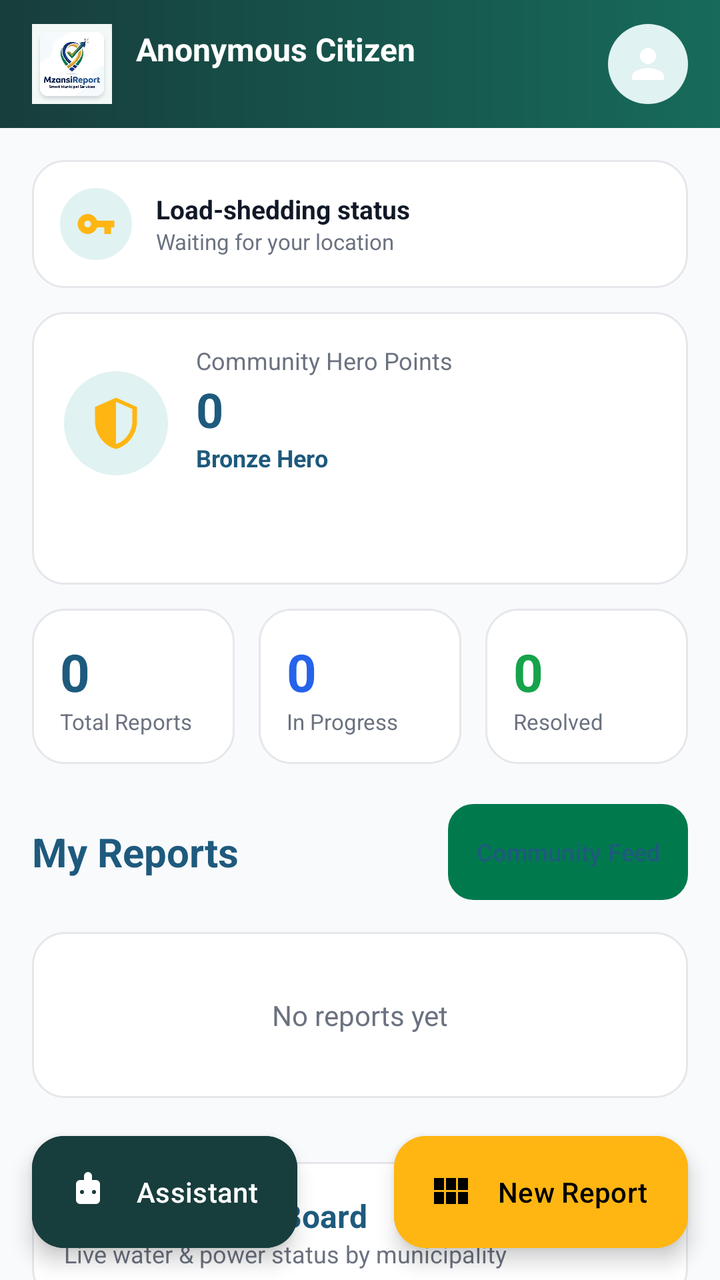
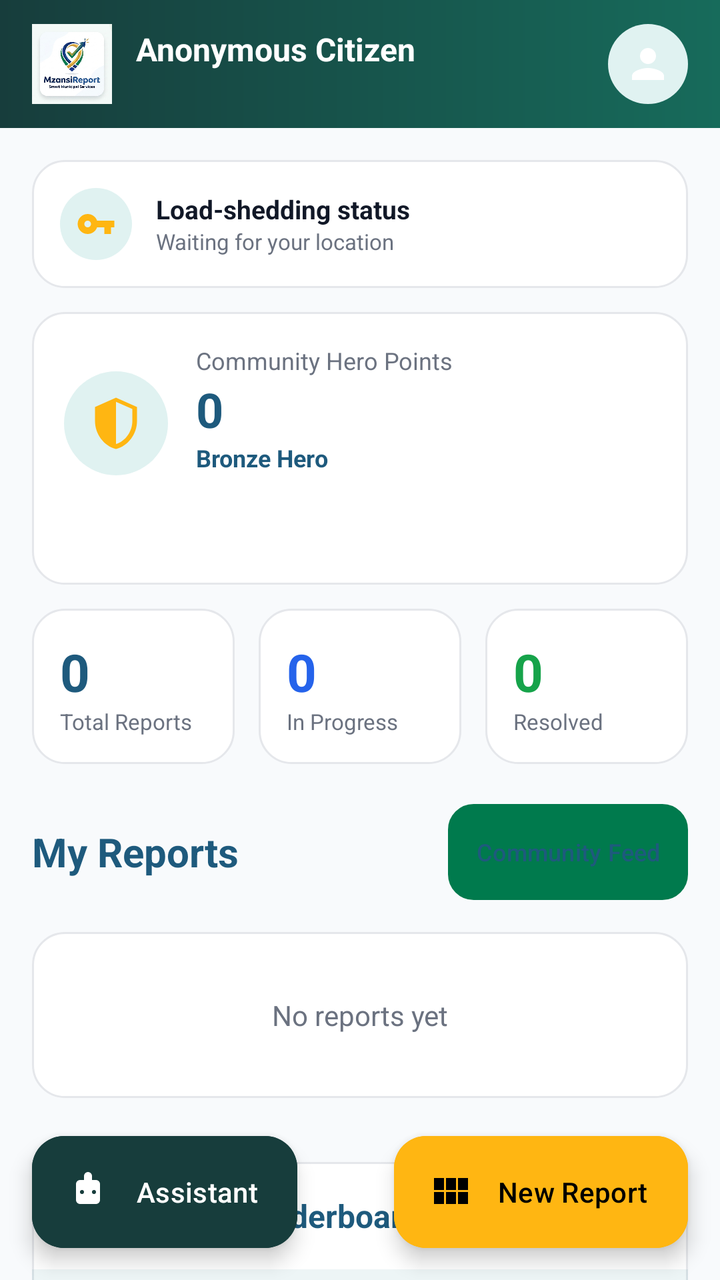

Before-and-after screenshots of an Android layout around one commit, followed by the original layout XML and the change that was made.
<!-- AndroidManifest.xml: application theme Theme.MzansiConnect -->
<!-- res/layout/fragment_dashboard.xml -->
<?xml version="1.0" encoding="utf-8"?>
<androidx.coordinatorlayout.widget.CoordinatorLayout xmlns:android="http://schemas.android.com/apk/res/android"
    xmlns:app="http://schemas.android.com/apk/res-auto"
    android:layout_width="match_parent"
    android:layout_height="match_parent"
    android:background="@color/web_bg">

    <androidx.core.widget.NestedScrollView
        android:layout_width="match_parent"
        android:layout_height="match_parent">

        <LinearLayout
            android:layout_width="match_parent"
            android:layout_height="wrap_content"
            android:orientation="vertical">

            
            <LinearLayout
                android:layout_width="match_parent"
                android:layout_height="wrap_content"
                android:background="@drawable/web_nav_gradient"
                android:gravity="center_vertical"
                android:orientation="horizontal"
                android:paddingHorizontal="16dp"
                android:paddingVertical="12dp">

                <ImageView
                    android:layout_width="40dp"
                    android:layout_height="40dp"
                    android:background="@drawable/circle_bg"
                    android:scaleType="centerCrop"
                    android:src="@drawable/logoo" />

                <LinearLayout
                    android:layout_width="0dp"
                    android:layout_height="wrap_content"
                    android:layout_marginStart="12dp"
                    android:layout_weight="1"
                    android:orientation="vertical">

                    <TextView
                        android:id="@+id/dash_user_name"
                        android:layout_width="wrap_content"
                        android:layout_height="wrap_content"
                        android:text="Anonymous Citizen"
                        android:textColor="@color/white"
                        android:textSize="16sp"
                        android:textStyle="bold" />

                    <TextView
                        android:id="@+id/dash_user_email"
                        android:layout_width="wrap_content"
                        android:layout_height="wrap_content"
                        android:text=""
                        android:textColor="#CCFFFFFF"
                        android:textSize="11sp" />
                </LinearLayout>

                <ImageButton
                    android:id="@+id/btn_dashboard_logout"
                    android:layout_width="40dp"
                    android:layout_height="40dp"
                    android:background="@drawable/circle_bg"
                    android:contentDescription="@string/wc_logout"
                    android:src="@drawable/ic_profile"
                    app:tint="@color/white" />
            </LinearLayout>

            <LinearLayout
                android:layout_width="match_parent"
                android:layout_height="wrap_content"
                android:orientation="vertical"
                android:padding="16dp">

                
                <LinearLayout
                    android:id="@+id/banner_load_shedding"
                    android:layout_width="match_parent"
                    android:layout_height="wrap_content"
                    android:background="@drawable/web_card"
                    android:gravity="center_vertical"
                    android:orientation="horizontal"
                    android:padding="14dp">

                    <ImageView
                        android:layout_width="36dp"
                        android:layout_height="36dp"
                        android:background="@drawable/circle_bg"
                        android:padding="8dp"
                        android:src="@drawable/ic_key_white"
                        app:tint="@color/web_gold" />

                    <LinearLayout
                        android:layout_width="0dp"
                        android:layout_height="wrap_content"
                        android:layout_marginStart="12dp"
                        android:layout_weight="1"
                        android:orientation="vertical">

                        <TextView
                            android:layout_width="wrap_content"
                            android:layout_height="wrap_content"
                            android:text="@string/wc_load_shedding_status"
                            android:textColor="@color/web_text"
                            android:textSize="13sp"
                            android:textStyle="bold" />

                        <TextView
                            android:id="@+id/banner_load_shedding_detail"
                            android:layout_width="wrap_content"
                            android:layout_height="wrap_content"
                            android:text="@string/wc_load_shedding_waiting"
                            android:textColor="@color/web_text_muted"
                            android:textSize="11sp" />
                    </LinearLayout>
                </LinearLayout>

                
                <LinearLayout
                    android:id="@+id/card_hero_badge"
                    android:layout_width="match_parent"
                    android:layout_height="wrap_content"
                    android:layout_marginTop="12dp"
                    android:background="@drawable/web_card"
                    android:orientation="vertical"
                    android:padding="16dp">

                    <LinearLayout
                        android:layout_width="match_parent"
                        android:layout_height="wrap_content"
                        android:gravity="center_vertical"
                        android:orientation="horizontal">

                        <ImageView
                            android:layout_width="52dp"
                            android:layout_height="52dp"
                            android:background="@drawable/circle_bg"
                            android:padding="12dp"
                            android:src="@drawable/ic_shield_logo"
                            app:tint="@color/web_gold" />

                        <LinearLayout
                            android:layout_width="0dp"
                            android:layout_height="wrap_content"
                            android:layout_marginStart="14dp"
                            android:layout_weight="1"
                            android:orientation="vertical">

                            <TextView
                                android:layout_width="wrap_content"
                                android:layout_height="wrap_content"
                                android:text="@string/wc_hero_points"
                                android:textColor="@color/web_text_muted"
                                android:textSize="12sp" />

                            <TextView
                                android:id="@+id/hero_points"
                                android:layout_width="wrap_content"
                                android:layout_height="wrap_content"
                                android:text="0"
                                android:textColor="@color/web_primary"
                                android:textSize="24sp"
                                android:textStyle="bold" />

                            <TextView
                                android:id="@+id/hero_level"
                                android:layout_width="wrap_content"
                                android:layout_height="wrap_content"
                                android:text="@string/wc_hero_level_bronze"
                                android:textColor="@color/web_primary"
                                android:textSize="12sp"
                                android:textStyle="bold" />

                            <TextView
                                android:id="@+id/hero_next"
                                android:layout_width="wrap_content"
                                android:layout_height="wrap_content"
                                android:text=""
                                android:textColor="@color/web_text_muted"
                                android:textSize="11sp" />
                        </LinearLayout>
                    </LinearLayout>

                    <TextView
                        android:id="@+id/hero_stats"
                        android:layout_width="wrap_content"
                        android:layout_height="wrap_content"
                        android:layout_marginTop="10dp"
                        android:text=""
                        android:textColor="@color/web_text_muted"
                        android:textSize="11sp" />
                </LinearLayout>

                
                <LinearLayout
                    android:layout_width="match_parent"
                    android:layout_height="wrap_content"
                    android:layout_marginTop="12dp"
                    android:orientation="horizontal">

                    <LinearLayout
                        android:layout_width="0dp"
                        android:layout_height="wrap_content"
                        android:layout_marginEnd="6dp"
                        android:layout_weight="1"
                        android:background="@drawable/web_card"
                        android:orientation="vertical"
                        android:padding="14dp">

                        <TextView
                            android:id="@+id/stat_total"
                            android:layout_width="wrap_content"
                            android:layout_height="wrap_content"
                            android:text="0"
                            android:textColor="@color/web_primary"
                            android:textSize="26sp"
                            android:textStyle="bold" />

                        <TextView
                            android:layout_width="wrap_content"
                            android:layout_height="wrap_content"
                            android:text="@string/wc_total_reports"
                            android:textColor="@color/web_text_muted"
                            android:textSize="11sp" />
                    </LinearLayout>

                    <LinearLayout
                        android:layout_width="0dp"
                        android:layout_height="wrap_content"
                        android:layout_marginHorizontal="6dp"
                        android:layout_weight="1"
                        android:background="@drawable/web_card"
                        android:orientation="vertical"
                        android:padding="14dp">

                        <TextView
                            android:id="@+id/stat_pending"
                            android:layout_width="wrap_content"
                            android:layout_height="wrap_content"
                            android:text="0"
                            android:textColor="@color/status_progress"
                            android:textSize="26sp"
                            android:textStyle="bold" />

                        <TextView
                            android:layout_width="wrap_content"
                            android:layout_height="wrap_content"
                            android:text="@string/wc_in_progress"
                            android:textColor="@color/web_text_muted"
                            android:textSize="11sp" />
                    </LinearLayout>

                    <LinearLayout
                        android:layout_width="0dp"
                        android:layout_height="wrap_content"
                        android:layout_marginStart="6dp"
                        android:layout_weight="1"
                        android:background="@drawable/web_card"
                        android:orientation="vertical"
                        android:padding="14dp">

                        <TextView
                            android:id="@+id/stat_resolved"
                            android:layout_width="wrap_content"
                            android:layout_height="wrap_content"
                            android:text="0"
                            android:textColor="@color/status_resolved"
                            android:textSize="26sp"
                            android:textStyle="bold" />

                        <TextView
                            android:layout_width="wrap_content"
                            android:layout_height="wrap_content"
                            android:text="@string/wc_resolved"
                            android:textColor="@color/web_text_muted"
                            android:textSize="11sp" />
                    </LinearLayout>
                </LinearLayout>

                
                <LinearLayout
                    android:layout_width="match_parent"
                    android:layout_height="wrap_content"
                    android:layout_marginTop="20dp"
                    android:gravity="center_vertical"
                    android:orientation="horizontal">

                    <TextView
                        android:layout_width="0dp"
                        android:layout_height="wrap_content"
                        android:layout_weight="1"
                        android:text="@string/wc_my_reports"
                        android:textColor="@color/web_primary"
                        android:textSize="20sp"
                        android:textStyle="bold" />

                    <Button
                        android:id="@+id/btn_community_feed"
                        android:layout_width="wrap_content"
                        android:layout_height="wrap_content"
                        android:background="@drawable/web_outline_button"
                        android:minWidth="0dp"
                        android:paddingHorizontal="14dp"
                        android:text="@string/wc_community_feed"
                        android:textAllCaps="false"
                        android:textColor="@color/web_primary"
                        android:textSize="12sp" />
                </LinearLayout>

                <TextView
                    android:id="@+id/reports_empty"
                    android:layout_width="match_parent"
                    android:layout_height="wrap_content"
                    android:layout_marginTop="16dp"
                    android:background="@drawable/web_card"
                    android:gravity="center"
                    android:padding="32dp"
                    android:text="@string/wc_no_reports"
                    android:textColor="@color/web_text_muted"
                    android:textSize="14sp" />

                <androidx.recyclerview.widget.RecyclerView
                    android:id="@+id/recycler_reports"
                    android:layout_width="match_parent"
                    android:layout_height="wrap_content"
                    android:layout_marginTop="12dp"
                    app:layoutManager="androidx.recyclerview.widget.LinearLayoutManager" />

                
                <include
                    android:id="@+id/section_service_status"
                    layout="@layout/view_service_status_board"
                    android:layout_width="match_parent"
                    android:layout_height="wrap_content"
                    android:layout_marginTop="20dp" />

                <include
                    android:id="@+id/section_leaderboard"
                    layout="@layout/view_leaderboard"
                    android:layout_width="match_parent"
                    android:layout_height="wrap_content"
                    android:layout_marginTop="20dp" />

            </LinearLayout>
        </LinearLayout>
    </androidx.core.widget.NestedScrollView>

    <com.google.android.material.floatingactionbutton.ExtendedFloatingActionButton
        android:id="@+id/fab_assistant"
        android:layout_width="wrap_content"
        android:layout_height="wrap_content"
        android:layout_gravity="bottom|start"
        android:layout_margin="16dp"
        android:backgroundTint="#173d3c"
        android:text="@string/assistant_open"
        android:textAllCaps="false"
        android:textColor="@color/white"
        app:icon="@drawable/ic_bot"
        app:iconTint="@color/white" />

    <com.google.android.material.floatingactionbutton.ExtendedFloatingActionButton
        android:id="@+id/fab_new_report"
        android:layout_width="wrap_content"
        android:layout_height="wrap_content"
        android:layout_gravity="bottom|end"
        android:layout_margin="16dp"
        android:backgroundTint="@color/web_gold"
        android:text="@string/wc_new_report"
        android:textAllCaps="false"
        android:textColor="@color/black"
        app:icon="@drawable/ic_services"
        app:iconTint="@color/black" />

</androidx.coordinatorlayout.widget.CoordinatorLayout>
<!-- res/layout/view_service_status_board.xml (included above) -->
<?xml version="1.0" encoding="utf-8"?>
<LinearLayout xmlns:android="http://schemas.android.com/apk/res/android"
    android:layout_width="match_parent"
    android:layout_height="wrap_content"
    android:background="@drawable/web_card"
    android:orientation="vertical">

    <LinearLayout
        android:layout_width="match_parent"
        android:layout_height="wrap_content"
        android:orientation="vertical"
        android:padding="16dp">

        <TextView
            android:layout_width="wrap_content"
            android:layout_height="wrap_content"
            android:text="@string/wc_service_status_board"
            android:textColor="@color/web_primary"
            android:textSize="16sp"
            android:textStyle="bold" />

        <TextView
            android:layout_width="wrap_content"
            android:layout_height="wrap_content"
            android:text="@string/wc_service_status_subtitle"
            android:textColor="@color/web_text_muted"
            android:textSize="12sp" />
    </LinearLayout>

    <LinearLayout
        android:id="@+id/service_status_container"
        android:layout_width="match_parent"
        android:layout_height="wrap_content"
        android:orientation="vertical" />
</LinearLayout>
<!-- res/layout/view_leaderboard.xml (included above) -->
<?xml version="1.0" encoding="utf-8"?>
<LinearLayout xmlns:android="http://schemas.android.com/apk/res/android"
    android:layout_width="match_parent"
    android:layout_height="wrap_content"
    android:background="@drawable/web_card"
    android:orientation="vertical">

    <TextView
        android:layout_width="wrap_content"
        android:layout_height="wrap_content"
        android:padding="16dp"
        android:text="@string/wc_leaderboard_title"
        android:textColor="@color/web_primary"
        android:textSize="16sp"
        android:textStyle="bold" />

    <LinearLayout
        android:id="@+id/leaderboard_container"
        android:layout_width="match_parent"
        android:layout_height="wrap_content"
        android:orientation="vertical" />

    <TextView
        android:id="@+id/leaderboard_empty"
        android:layout_width="match_parent"
        android:layout_height="wrap_content"
        android:padding="16dp"
        android:text="@string/wc_leaderboard_empty"
        android:textColor="@color/web_text_muted"
        android:textSize="12sp"
        android:visibility="gone" />

    <LinearLayout
        android:layout_width="match_parent"
        android:layout_height="wrap_content"
        android:background="@drawable/web_leaderboard_you_bg"
        android:gravity="center_vertical"
        android:orientation="horizontal"
        android:padding="16dp">

        <TextView
            android:id="@+id/leader_you_badge"
            android:layout_width="wrap_content"
            android:layout_height="wrap_content"
            android:background="@drawable/circle_bg"
            android:paddingHorizontal="10dp"
            android:paddingVertical="10dp"
            android:text="You"
            android:textColor="@color/black"
            android:textSize="12sp"
            android:textStyle="bold" />

        <LinearLayout
            android:layout_width="0dp"
            android:layout_height="wrap_content"
            android:layout_marginStart="12dp"
            android:layout_weight="1"
            android:orientation="vertical">

            <TextView
                android:layout_width="wrap_content"
                android:layout_height="wrap_content"
                android:text="@string/wc_you_current"
                android:textColor="@color/web_text"
                android:textSize="13sp"
                android:textStyle="bold" />

            <TextView
                android:id="@+id/leader_you_stats"
                android:layout_width="wrap_content"
                android:layout_height="wrap_content"
                android:textColor="@color/web_text_muted"
                android:textSize="11sp" />
        </LinearLayout>

        <TextView
            android:id="@+id/leader_you_points"
            android:layout_width="wrap_content"
            android:layout_height="wrap_content"
            android:textColor="@color/web_primary"
            android:textSize="16sp"
            android:textStyle="bold" />
    </LinearLayout>
</LinearLayout>
<!-- resources referenced by this layout -->
<resources>
  <color name="black">#FF000000</color>
  <color name="status_progress">#2563EB</color>
  <color name="status_resolved">#16A34A</color>
  <color name="web_bg">#F8FAFC</color>
  <color name="web_gold">#FFB612</color>
  <color name="web_primary">#1E5A7D</color>
  <color name="web_text">#111827</color>
  <color name="web_text_muted">#6B7280</color>
  <color name="white">#FFFFFFFF</color>
  <!-- drawable circle_bg (drawable) -->
  <?xml version="1.0" encoding="utf-8"?>
  <shape xmlns:android="http://schemas.android.com/apk/res/android"
      android:shape="oval">
      <solid android:color="#E0F2F1" />
  </shape>
  <!-- drawable ic_services (drawable) -->
  <vector xmlns:android="http://schemas.android.com/apk/res/android"
      android:width="24dp"
      android:height="24dp"
      android:viewportWidth="24"
      android:viewportHeight="24">
      <path
          android:fillColor="#FF000000"
          android:pathData="M4,11h5V5H4v6zm0,7h5v-6H4v6zm6,0h5v-6h-5v6zm6,0h5v-6h-5v6zm-6-7h5V5h-5v6zm6-6v6h5V5h-5z" />
  </vector>
  <!-- drawable web_card (drawable) -->
  <?xml version="1.0" encoding="utf-8"?>
  <shape xmlns:android="http://schemas.android.com/apk/res/android"
      android:shape="rectangle">
      <solid android:color="@color/web_card" />
      <corners android:radius="16dp" />
      <stroke android:width="1dp" android:color="@color/web_border" />
  </shape>
  <!-- drawable web_leaderboard_you_bg (drawable) -->
  <?xml version="1.0" encoding="utf-8"?>
  <shape xmlns:android="http://schemas.android.com/apk/res/android"
      android:shape="rectangle">
      <solid android:color="#141E7A8F" />
  </shape>
  <!-- drawable web_nav_gradient (drawable) -->
  <?xml version="1.0" encoding="utf-8"?>
  <shape xmlns:android="http://schemas.android.com/apk/res/android"
      android:shape="rectangle">
      <gradient
          android:angle="0"
          android:startColor="@color/web_nav_start"
          android:endColor="@color/web_nav_end"
          android:type="linear" />
  </shape>
  <!-- drawable web_outline_button (drawable) -->
  <?xml version="1.0" encoding="utf-8"?>
  <shape xmlns:android="http://schemas.android.com/apk/res/android"
      android:shape="rectangle">
      <solid android:color="@color/web_card" />
      <corners android:radius="12dp" />
      <stroke android:width="1.5dp" android:color="@color/web_primary" />
  </shape>
  <string name="assistant_open">Assistant</string>
  <string name="wc_community_feed">Community Feed</string>
  <string name="wc_hero_level_bronze">Bronze Hero</string>
  <string name="wc_hero_points">Community Hero Points</string>
  <string name="wc_in_progress">In Progress</string>
  <string name="wc_leaderboard_empty">No community reports yet.</string>
  <string name="wc_leaderboard_title">Community Leaderboard</string>
  <string name="wc_load_shedding_status">Load-shedding status</string>
  <string name="wc_load_shedding_waiting">Waiting for your location</string>
  <string name="wc_logout">Logout</string>
  <string name="wc_my_reports">My Reports</string>
  <string name="wc_new_report">New Report</string>
  <string name="wc_no_reports">No reports yet</string>
  <string name="wc_resolved">Resolved</string>
  <string name="wc_service_status_board">Service Status Board</string>
  <string name="wc_service_status_subtitle">Live water &amp; power status by municipality</string>
  <string name="wc_total_reports">Total Reports</string>
  <string name="wc_you_current">You (Current)</string>
  <style name="Theme.MzansiConnect" parent="Theme.Material3.DayNight.NoActionBar">
          <item name="colorPrimary">@color/primary</item>
          <item name="colorPrimaryDark">@color/primary_dark</item>
          <item name="colorAccent">@color/accent</item>
      </style>
  <color name="web_card">#FFFFFF</color>
  <color name="web_border">#E5E7EB</color>
  <color name="web_nav_start">#173D3C</color>
  <color name="web_nav_end">#176B5B</color>
  <color name="primary">#007A4D</color>
  <color name="primary_dark">#004d31</color>
  <color name="accent">#FFB81C</color>
  <!-- unchanged entries left out for length: 5 -->
</resources>

<!-- the commit's change to res/layout/fragment_dashboard.xml (unified diff, before → after) -->
@@ -328,13 +328,6 @@
 
                 
                 <include
-                    android:id="@+id/section_service_status"
-                    layout="@layout/view_service_status_board"
-                    android:layout_width="match_parent"
-                    android:layout_height="wrap_content"
-                    android:layout_marginTop="20dp" />
-
-                <include
                     android:id="@+id/section_leaderboard"
                     layout="@layout/view_leaderboard"
                     android:layout_width="match_parent"
@@ -372,42 +365,6 @@
         app:iconTint="@color/black" />
 
 </androidx.coordinatorlayout.widget.CoordinatorLayout>
-<!-- res/layout/view_service_status_board.xml (included above) -->
-<?xml version="1.0" encoding="utf-8"?>
-<LinearLayout xmlns:android="http://schemas.android.com/apk/res/android"
-    android:layout_width="match_parent"
-    android:layout_height="wrap_content"
-    android:background="@drawable/web_card"
-    android:orientation="vertical">
-
-    <LinearLayout
-        android:layout_width="match_parent"
-        android:layout_height="wrap_content"
-        android:orientation="vertical"
-        android:padding="16dp">
-
-        <TextView
-            android:layout_width="wrap_content"
-            android:layout_height="wrap_content"
-            android:text="@string/wc_service_status_board"
-            android:textColor="@color/web_primary"
-            android:textSize="16sp"
-            android:textStyle="bold" />
-
-        <TextView
-            android:layout_width="wrap_content"
-            android:layout_height="wrap_content"
-            android:text="@string/wc_service_status_subtitle"
-            android:textColor="@color/web_text_muted"
-            android:textSize="12sp" />
-    </LinearLayout>
-
-    <LinearLayout
-        android:id="@+id/service_status_container"
-        android:layout_width="match_parent"
-        android:layout_height="wrap_content"
-        android:orientation="vertical" />
-</LinearLayout>
 <!-- res/layout/view_leaderboard.xml (included above) -->
 <?xml version="1.0" encoding="utf-8"?>
 <LinearLayout xmlns:android="http://schemas.android.com/apk/res/android"
<!-- resource entries referenced after the edit -->
@@ -71,8 +71,6 @@
   <string name="wc_new_report">New Report</string>
   <string name="wc_no_reports">No reports yet</string>
   <string name="wc_resolved">Resolved</string>
-  <string name="wc_service_status_board">Service Status Board</string>
-  <string name="wc_service_status_subtitle">Live water &amp; power status by municipality</string>
   <string name="wc_total_reports">Total Reports</string>
   <string name="wc_you_current">You (Current)</string>
   <style name="Theme.MzansiConnect" parent="Theme.Material3.DayNight.NoActionBar">
